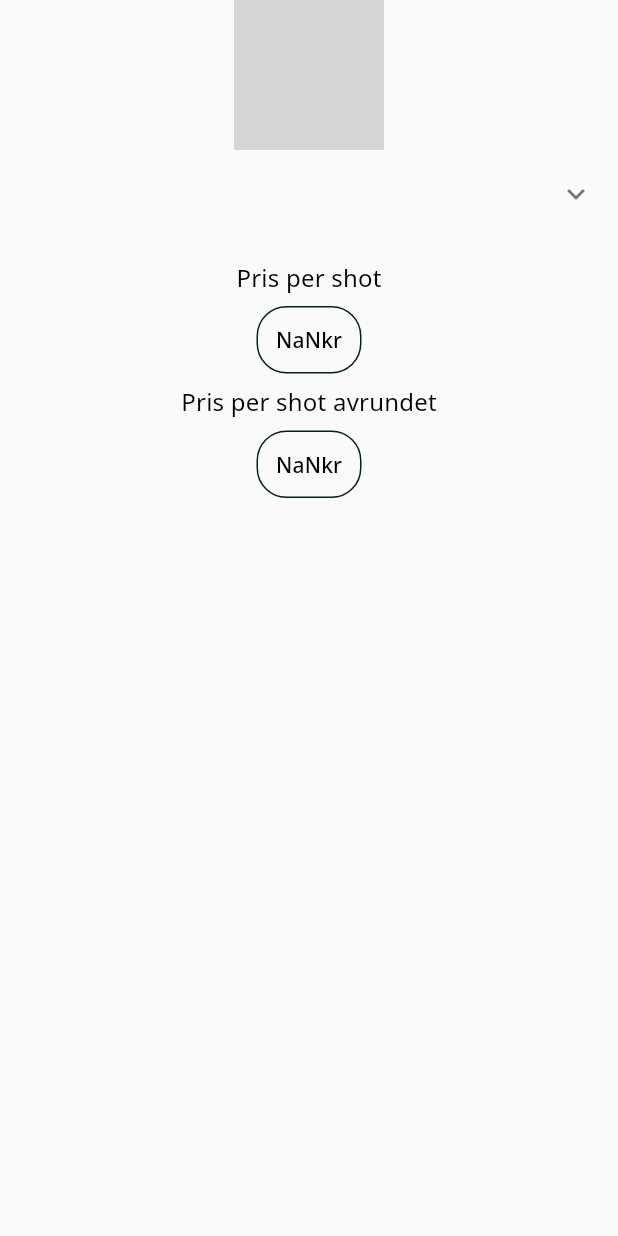
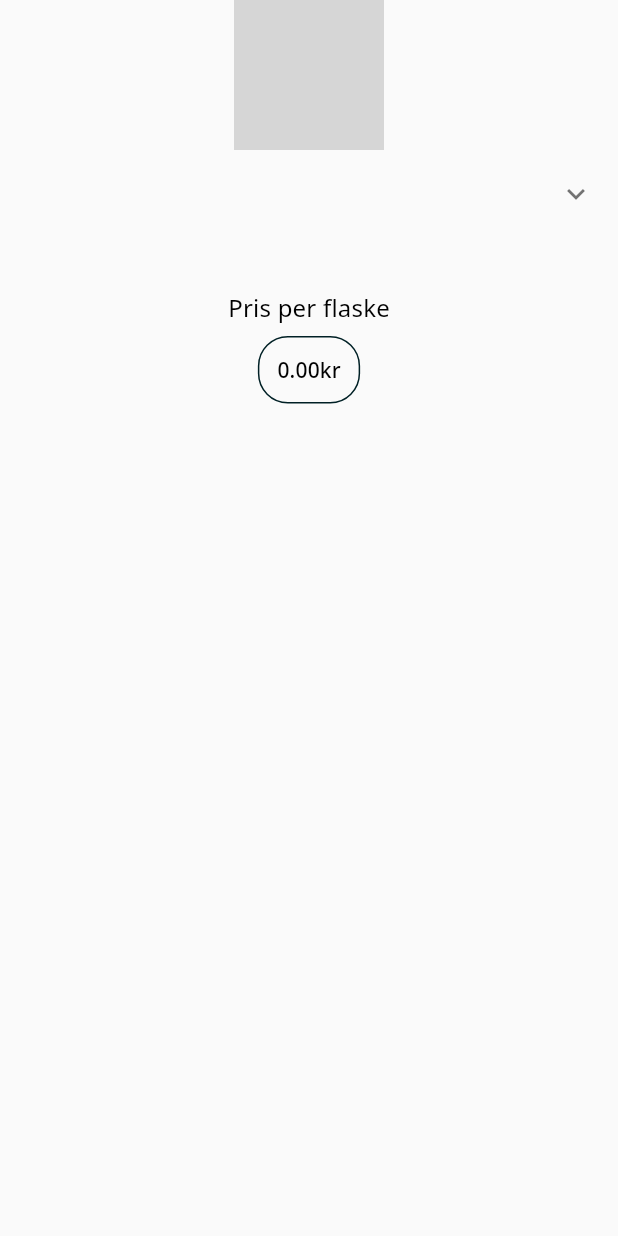
Before and after one commit to pmAllport/Winsvold, a Flutter app: what productTile() shows on an empty page, opened directly with empty values, on a phone screen of 412 x 824 dp. Run offline on Flutter 3.47's test engine with Material 2 defaults, Android fonts, the phone set to English and light mode, and no system bars; our stand-ins replace bloc, equatable, flutter_bloc, google_fonts, image_picker; missing offline and left inert: dart:ffi, exif, flutter_tesseract_ocr; network calls fail; grey boxes are pictures that could not be loaded.

Commit message:
Added support for wine and beer

```diff
--- a/lib/main.dart
+++ b/lib/main.dart
@@ -34,6 +34,7 @@ class MyApp extends StatelessWidget {
         onBackground: Color(0xFFfefefe),
         onError: Color(0xFFfefefe),
         brightness: Brightness.light);
+
     return MaterialApp(
         onGenerateRoute: (RouteSettings settings) {
           return MaterialPageRoute(
--- a/lib/views/OCR/ocr.dart
+++ b/lib/views/OCR/ocr.dart
@@ -53,7 +53,7 @@ class _OCRPageState extends State<OCRPage> {
                             vertical: 10, horizontal: 20),
                         child: ElevatedButton(
                           child: const Text(
-                            'Vennligst velg et bilde av kvitteringen.',
+                            'Velg bilde av kvitteringen.',
                             style: TextStyle(
                               color: Colors.white,
                             ),
--- a/lib/views/Product/product_list.dart
+++ b/lib/views/Product/product_list.dart
@@ -22,7 +22,8 @@ class _ProductListState extends State<ProductList> {
   Widget build(BuildContext context) {
     return Scaffold(
       appBar: AppBar(
-        title: const Center(child: Text("Winsvold")),
+        centerTitle: true,
+        title: const Text("Winsvold"),
       ),
       body: Center(
         child: ListView.builder(
--- a/lib/views/Product/product_tile.dart
+++ b/lib/views/Product/product_tile.dart
@@ -34,9 +34,13 @@ Widget productTile(BuildContext context, rp.ReducedProduct reducedProduct) {
         Flexible(
           fit: FlexFit.loose,
           child: ExpansionTile(
-              title: Text(
+              title: Padding(
+                padding: const EdgeInsets.only(left: 40),
+                child: Text(
                   reducedProduct.name,
                   style: Theme.of(context).textTheme.headline6,
+                  textAlign: TextAlign.center,
+                ),
               ),
               children: [
                 Padding(
@@ -44,7 +48,7 @@ Widget productTile(BuildContext context, rp.ReducedProduct reducedProduct) {
                   child: Column(
                     children: [
                       textCategoryString(
-                          "Alkoholtype: ", reducedProduct.category, context),
+                          "Alkoholtype: ", reducedProduct.subCategory, context),
                       textCategoryString("Produksjonsland: ",
                           reducedProduct.mainCountry, context),
                       textCategoryString(
@@ -67,23 +71,41 @@ Widget productTile(BuildContext context, rp.ReducedProduct reducedProduct) {
           fit: FlexFit.loose,
           child: Padding(
             padding: const EdgeInsets.all(8.0),
-            child: Column(
+            child: reducedProduct.usesShots
+                ? Column(
                     children: [
                       textInfoString(
                           "Pris per shot",
                           (calculatePricePerShotWithSpoilage(
-                                reducedProduct.price, reducedProduct.volume)
+                                      reducedProduct.price,
+                                      reducedProduct.volume)
                                   .toStringAsFixed(2) +
                               "kr"),
                           context),
                       textInfoString(
                           "Pris per shot avrundet",
-                    (calculateFinalShotPriceCeiling(
-                                reducedProduct.price, reducedProduct.volume)
+                          (calculateFinalShotPriceCeiling(reducedProduct.price,
+                                      reducedProduct.volume)
                                   .toStringAsFixed(2) +
                               "kr"),
                           context),
                     ],
+                  )
+                : Expanded(
+                    child: Column(
+                      mainAxisAlignment: MainAxisAlignment.center,
+                      children: [
+                        Padding(
+                          padding: const EdgeInsets.only(top: 20),
+                          child: textInfoString(
+                              "Pris per flaske",
+                              calculateBottlePrice(reducedProduct.price)
+                                      .toStringAsFixed(2) +
+                                  "kr",
+                              context),
+                        )
+                      ],
+                    ),
                   ),
           ),
         ),
@@ -145,6 +167,10 @@ double calculateFinalShotPriceCeiling(double price, double volume) {
       5;
 }
 
+double calculateBottlePrice(double price) {
+  return (price / 5).ceilToDouble() * 5;
+}
+
 
 // name: name,
 //       price: price,
```
Also changed, not shown: lib/models/reduced_product.dart (+23 -8 lines). Lines whose indentation alone changed are shown as unchanged.
